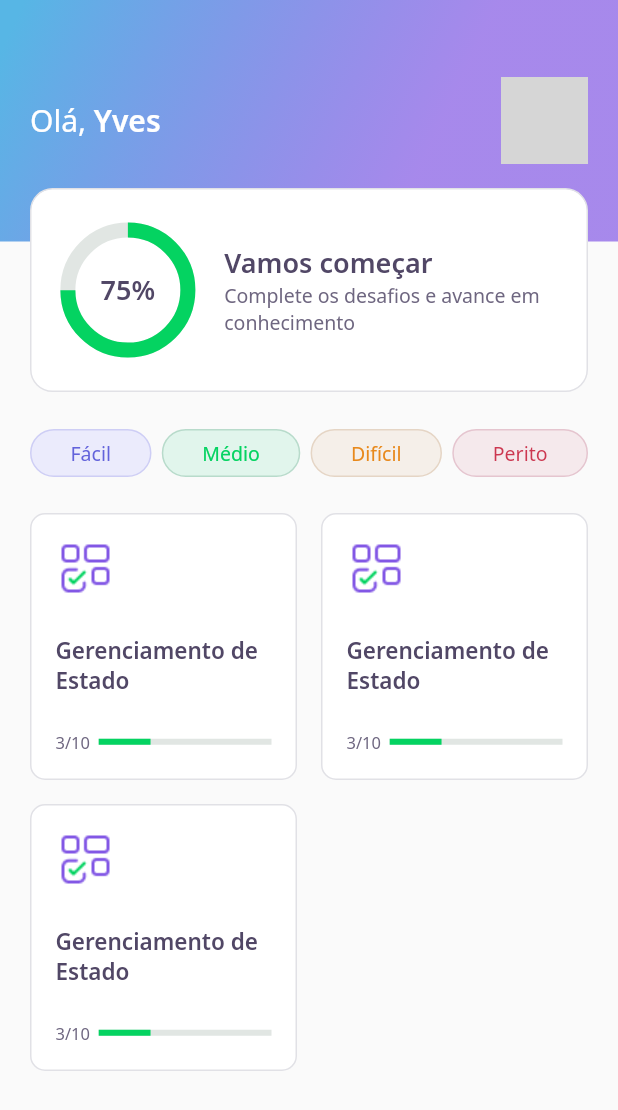
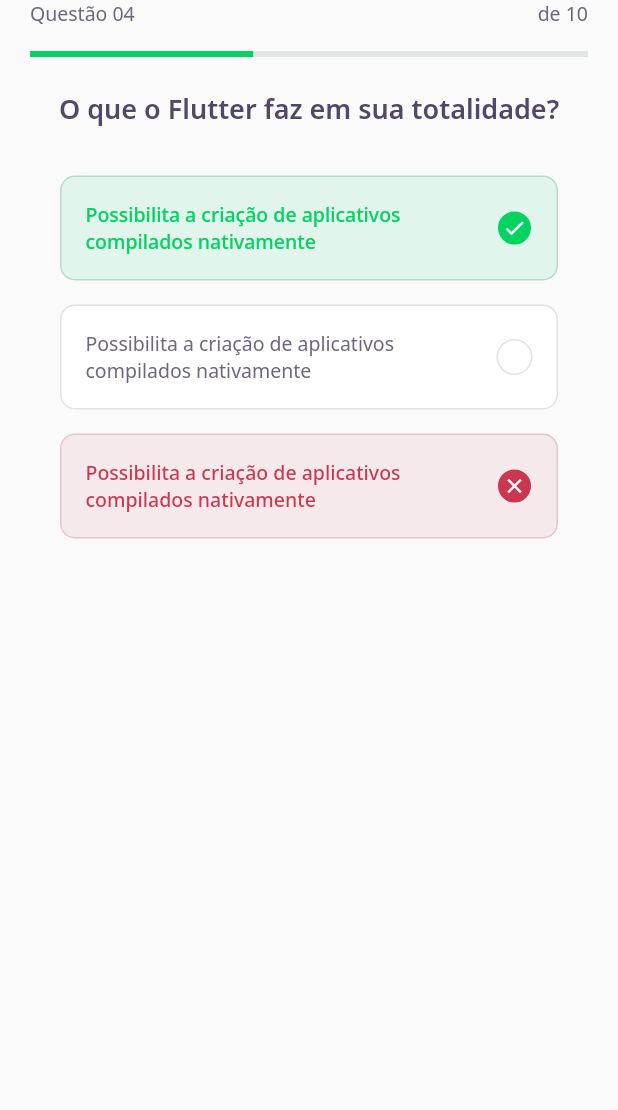
Before and after one commit to YvesDeSa/dev-quiz, a Flutter app: the screen it shows after launch, on a phone screen of 412 x 824 dp. Shown: the top 1110 px of the screen. Run offline on Flutter 3.47's test engine with Material 2 defaults, Android fonts, the phone set to English and light mode, and no system bars; our stand-ins replace google_fonts; grey boxes are pictures that could not be loaded.

Commit message:
feat: created ChallengenPage and componentizing the ProgressIndicator

```diff
--- /dev/null
+++ b/lib/challenge/challenge_page.dart
@@ -0,0 +1,25 @@
+import 'package:dev_quiz/challenge/widgets/question_indicator_widget/question_indicator_widget.dart';
+import 'package:dev_quiz/challenge/widgets/quiz/quiz_widget.dart';
+import 'package:flutter/material.dart';
+import 'package:flutter/src/foundation/key.dart';
+import 'package:flutter/src/widgets/framework.dart';
+
+class ChallengePage extends StatefulWidget {
+  const ChallengePage({Key? key}) : super(key: key);
+
+  @override
+  State<ChallengePage> createState() => _ChallengePageState();
+}
+
+class _ChallengePageState extends State<ChallengePage> {
+  @override
+  Widget build(BuildContext context) {
+    return Scaffold(
+      appBar: PreferredSize(
+        preferredSize: Size.fromHeight(60),
+        child: SafeArea(child: QuestionIndicatorWidget()),
+      ),
+      body: QuizWidget(title: "O que o Flutter faz em sua totalidade?"),
+    );
+  }
+}
--- /dev/null
+++ b/lib/challenge/widgets/awnser/awnser_widget.dart
@@ -0,0 +1,75 @@
+import 'package:dev_quiz/core/core.dart';
+import 'package:flutter/material.dart';
+
+class AwnserWidget extends StatelessWidget {
+  final String title;
+  final bool isRight;
+  final bool isSelected;
+  const AwnserWidget(
+      {Key? key,
+      required this.title,
+      required this.isRight,
+      required this.isSelected})
+      : super(key: key);
+
+  Color get _selectedColorRight =>
+      isRight ? AppColors.darkGreen : AppColors.darkRed;
+
+  Color get _selectedBorderRight =>
+      isRight ? AppColors.lightGreen : AppColors.lightRed;
+
+  Color get _selectedColorCardRight =>
+      isRight ? AppColors.lightGreen : AppColors.lightRed;
+
+  Color get _selectedBorderCardRight =>
+      isRight ? AppColors.green : AppColors.red;
+
+  TextStyle get _selectedTextStyleRight =>
+      isRight ? AppTextStyles.bodyDarkGreen : AppTextStyles.bodyDarkRed;
+
+  IconData get _selectedIconRight => isRight ? Icons.check : Icons.close;
+
+  @override
+  Widget build(BuildContext context) {
+    return Padding(
+      padding: const EdgeInsets.symmetric(horizontal: 20, vertical: 8),
+      child: Container(
+        padding: EdgeInsets.all(16),
+        decoration: BoxDecoration(
+            color: isSelected ? _selectedColorCardRight : AppColors.white,
+            borderRadius: BorderRadius.circular(10),
+            border: Border.fromBorderSide(BorderSide(
+                color:
+                    isSelected ? _selectedBorderCardRight : AppColors.border))),
+        child: Row(
+          mainAxisAlignment: MainAxisAlignment.spaceBetween,
+          children: [
+            Expanded(
+                child: Text(title,
+                    style: isSelected
+                        ? _selectedTextStyleRight
+                        : AppTextStyles.body)),
+            Container(
+              width: 24,
+              height: 24,
+              child: isSelected
+                  ? Icon(
+                      _selectedIconRight,
+                      size: 16,
+                      color: AppColors.white,
+                    )
+                  : null,
+              decoration: BoxDecoration(
+                  color: isSelected ? _selectedColorRight : AppColors.white,
+                  borderRadius: BorderRadius.circular(500),
+                  border: Border.fromBorderSide(BorderSide(
+                      color: isSelected
+                          ? _selectedBorderRight
+                          : AppColors.border))),
+            )
+          ],
+        ),
+      ),
+    );
+  }
+}
--- /dev/null
+++ b/lib/challenge/widgets/question_indicator_widget/question_indicator_widget.dart
@@ -0,0 +1,31 @@
+import 'package:dev_quiz/core/app_text_styles.dart';
+import 'package:dev_quiz/shared/widgets/progesse_indicator/progress_indicator_widget.dart';
+import 'package:flutter/cupertino.dart';
+import 'package:flutter/material.dart';
+import 'package:flutter/src/foundation/key.dart';
+import 'package:flutter/src/widgets/framework.dart';
+
+class QuestionIndicatorWidget extends StatelessWidget {
+  const QuestionIndicatorWidget({Key? key}) : super(key: key);
+
+  @override
+  Widget build(BuildContext context) {
+    return Container(
+      padding: const EdgeInsets.symmetric(horizontal: 20),
+      child: Column(children: [
+        Row(
+          mainAxisAlignment: MainAxisAlignment.spaceBetween,
+          children: [
+            Text(
+              "Questão 04",
+              style: AppTextStyles.body,
+            ),
+            Text("de 10", style: AppTextStyles.body)
+          ],
+        ),
+        SizedBox(height: 16),
+        ProgressIndicatorWidget(value: .4)
+      ]),
+    );
+  }
+}
--- /dev/null
+++ b/lib/challenge/widgets/quiz/quiz_widget.dart
@@ -0,0 +1,41 @@
+import 'package:dev_quiz/challenge/widgets/awnser/awnser_widget.dart';
+import 'package:dev_quiz/core/app_text_styles.dart';
+import 'package:flutter/cupertino.dart';
+
+class QuizWidget extends StatelessWidget {
+  final String title;
+  const QuizWidget({Key? key, required this.title}) : super(key: key);
+
+  @override
+  Widget build(BuildContext context) {
+    return Container(
+      padding: EdgeInsets.symmetric(horizontal: 20),
+      child: Column(
+        children: [
+          Text(
+            title,
+            style: AppTextStyles.heading,
+          ),
+          SizedBox(
+            height: 24,
+          ),
+          AwnserWidget(
+              title:
+                  "Possibilita a criação de aplicativos compilados nativamente",
+              isRight: true,
+              isSelected: true),
+          AwnserWidget(
+              title:
+                  "Possibilita a criação de aplicativos compilados nativamente",
+              isRight: true,
+              isSelected: false),
+          AwnserWidget(
+              title:
+                  "Possibilita a criação de aplicativos compilados nativamente",
+              isRight: false,
+              isSelected: true)
+        ],
+      ),
+    );
+  }
+}
--- a/lib/core/app_widget.dart
+++ b/lib/core/app_widget.dart
@@ -1,4 +1,4 @@
-import 'package:dev_quiz/home/home_page.dart';
+import 'package:dev_quiz/challenge/challenge_page.dart';
 import 'package:flutter/material.dart';
 
 class AppWidget extends StatelessWidget {
@@ -6,7 +6,7 @@ class AppWidget extends StatelessWidget {
   Widget build(BuildContext context) {
     return MaterialApp(
       title: "DevQuiz",
-      home: HomePage(),
+      home: ChallengePage(),
     );
   }
 }
--- a/lib/home/widgets/quiz_card/quiz_card_widget.dart
+++ b/lib/home/widgets/quiz_card/quiz_card_widget.dart
@@ -1,6 +1,7 @@
 import 'package:dev_quiz/core/app_colors.dart';
 import 'package:dev_quiz/core/app_images.dart';
 import 'package:dev_quiz/core/app_text_styles.dart';
+import 'package:dev_quiz/shared/widgets/progesse_indicator/progress_indicator_widget.dart';
 import 'package:flutter/material.dart';
 
 class QuizCardWidget extends StatelessWidget {
@@ -38,15 +39,7 @@ class QuizCardWidget extends StatelessWidget {
                   style: AppTextStyles.body11,
                 ),
               ),
-              Expanded(
-                flex: 4,
-                child: LinearProgressIndicator(
-                  value: .3,
-                  backgroundColor: AppColors.chartSecondary,
-                  valueColor:
-                      AlwaysStoppedAnimation<Color>(AppColors.chartPrimary),
-                ),
-              )
+              Expanded(flex: 4, child: ProgressIndicatorWidget(value: .3))
             ],
           )
         ],
--- /dev/null
+++ b/lib/shared/widgets/progesse_indicator/progress_indicator_widget.dart
@@ -0,0 +1,18 @@
+import 'package:flutter/material.dart';
+
+import '../../../core/app_colors.dart';
+
+class ProgressIndicatorWidget extends StatelessWidget {
+  final double value;
+  const ProgressIndicatorWidget({Key? key, required this.value})
+      : super(key: key);
+
+  @override
+  Widget build(BuildContext context) {
+    return LinearProgressIndicator(
+      value: value,
+      backgroundColor: AppColors.chartSecondary,
+      valueColor: AlwaysStoppedAnimation<Color>(AppColors.chartPrimary),
+    );
+  }
+}
```
Also changed, not shown: 1 other file.
